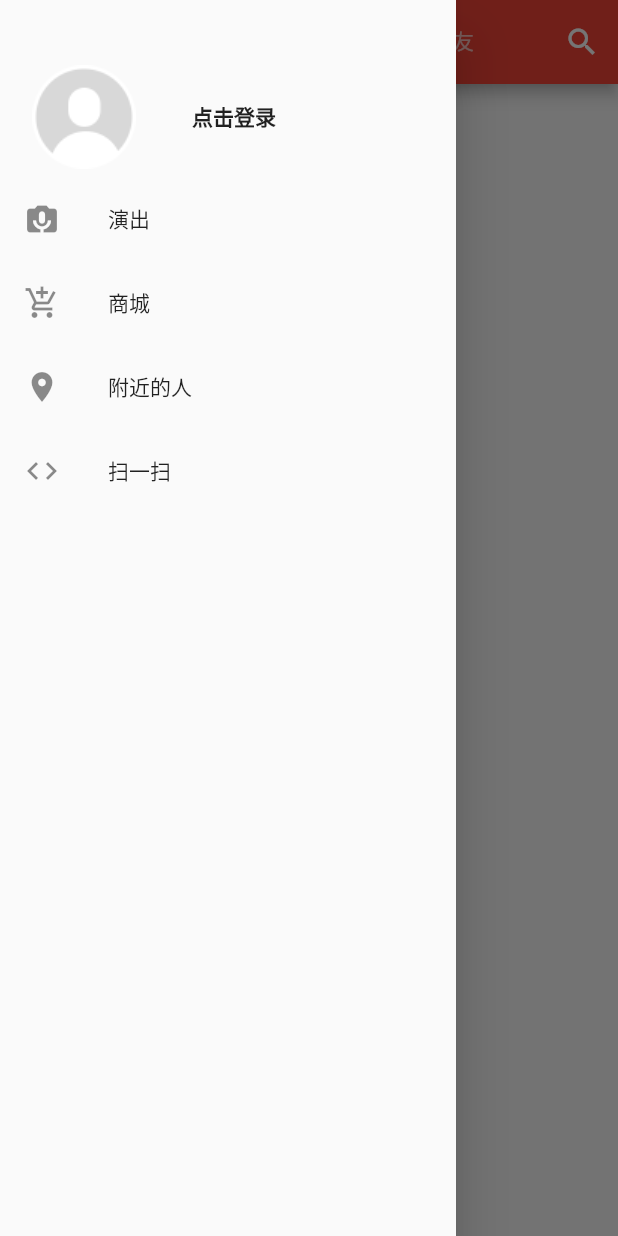
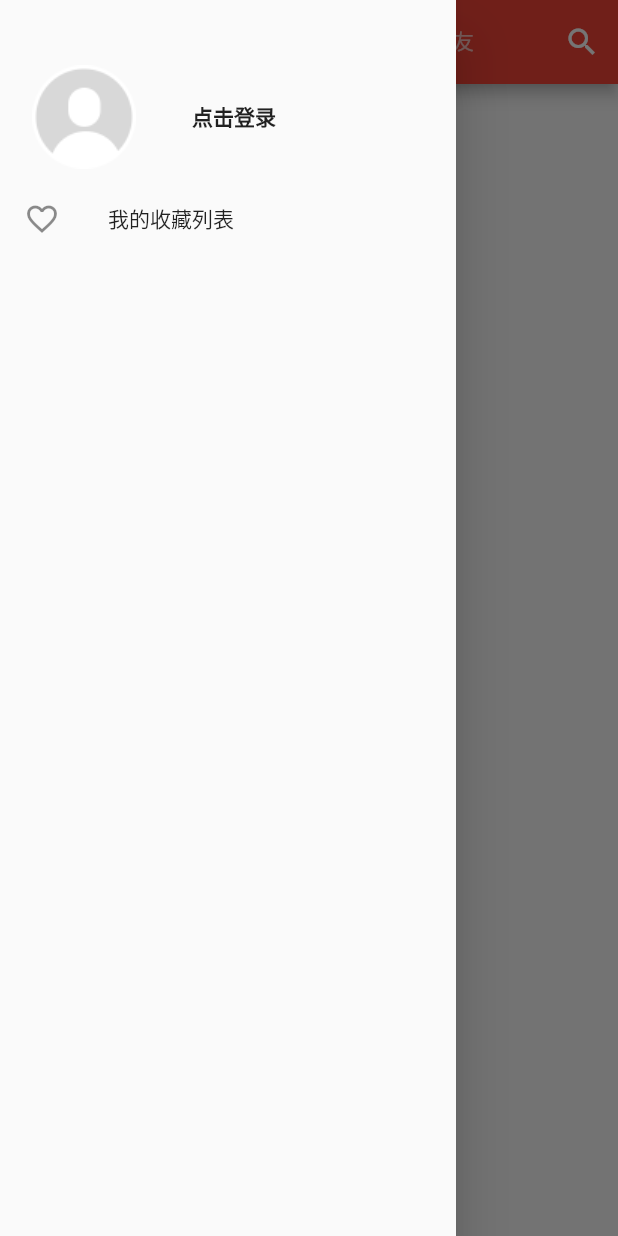
Before and after one commit to leitingting08/sum-flutter, a Flutter app: the screen it shows after launch, tab 2 chosen, with the side drawer open, on a phone screen of 412 x 824 dp. Run offline on Flutter 3.47's test engine with Material 2 defaults, Android fonts, the phone set to English and light mode, and no system bars; our stand-ins replace dio, fluttertoast, shared_preferences.

Commit message:
feat: 登录注册

```diff
--- a/lib/main.dart
+++ b/lib/main.dart
@@ -15,7 +15,6 @@ class MyApp extends StatelessWidget {
     return MaterialApp(
       title: 'YUN音乐',
       routes: {
-        // "/": (context) => AppPage(),
         "/register": (context) => RegisterPage(),
         "/login": (context) => LoginPage(),
         "/forget": (context) => ForgetPage(),
--- a/lib/pages/home/drawer.dart
+++ b/lib/pages/home/drawer.dart
@@ -44,20 +44,8 @@ class MyDrawer extends StatelessWidget {
               child: ListView(
                 children: <Widget>[
                   ListTile(
-                    leading: const Icon(Icons.perm_camera_mic),
-                    title: const Text('演出'),
-                  ),
-                  ListTile(
-                    leading: const Icon(Icons.add_shopping_cart),
-                    title: const Text('商城'),
-                  ),
-                  ListTile(
-                    leading: const Icon(Icons.place),
-                    title: const Text('附近的人'),
-                  ),
-                  ListTile(
-                    leading: const Icon(Icons.code),
-                    title: const Text('扫一扫'),
+                    leading: const Icon(Icons.favorite_border),
+                    title: const Text('我的收藏列表'),
                   ),
                 ],
               ),
```
Also changed, not shown: lib/pages/home/mine.dart (+6 -46 lines), lib/pages/login/login.dart (+8 -5 lines), images/logo.png, pubspec.lock, 8 other files.
